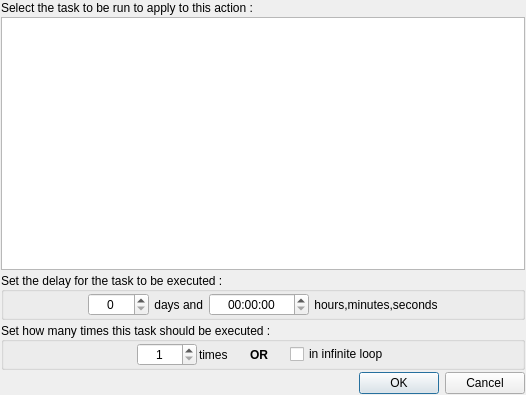
AmirHammouteneEI/ScheduledPasteAndKeys, file ui/createactiondialogs/CreateRunningOtherTaskActionDialog.ui: the form before one commit.
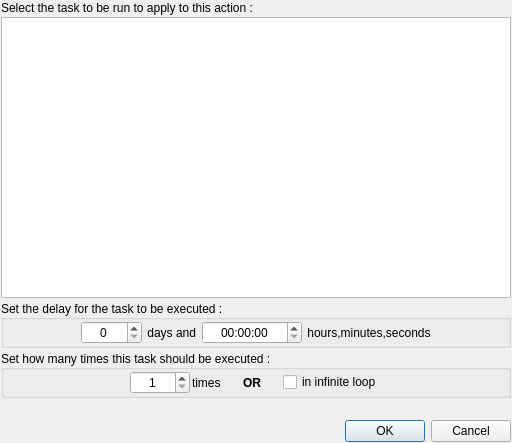
The form after the commit. Custom widgets are drawn as their Qt base class.

```diff
--- a/ui/createactiondialogs/CreateRunningOtherTaskActionDialog.ui
+++ b/ui/createactiondialogs/CreateRunningOtherTaskActionDialog.ui
@@ -6,8 +6,8 @@
    <rect>
     <x>0</x>
     <y>0</y>
-    <width>526</width>
-    <height>395</height>
+    <width>512</width>
+    <height>443</height>
    </rect>
   </property>
   <property name="windowTitle">
@@ -355,6 +355,22 @@
      </layout>
     </widget>
    </item>
+   <item>
+    <spacer name="verticalSpacer">
+     <property name="orientation">
+      <enum>Qt::Orientation::Vertical</enum>
+     </property>
+     <property name="sizeType">
+      <enum>QSizePolicy::Policy::Fixed</enum>
+     </property>
+     <property name="sizeHint" stdset="0">
+      <size>
+       <width>20</width>
+       <height>20</height>
+      </size>
+     </property>
+    </spacer>
+   </item>
    <item>
     <widget class="QDialogButtonBox" name="buttonBox">
      <property name="orientation">
@@ -368,6 +384,11 @@
   </layout>
  </widget>
  <customwidgets>
+  <customwidget>
+   <class>NoFocusCellTableWidget</class>
+   <extends>QTableWidget</extends>
+   <header location="global">ui/CustomPrimaryWidgets.h</header>
+  </customwidget>
   <customwidget>
    <class>NoWheelFocusSpinBox</class>
    <extends>QSpinBox</extends>
@@ -378,11 +399,6 @@
    <extends>QTimeEdit</extends>
    <header location="global">ui/CustomPrimaryWidgets.h</header>
   </customwidget>
-  <customwidget>
-   <class>NoFocusCellTableWidget</class>
-   <extends>QTableWidget</extends>
-   <header location="global">ui/CustomPrimaryWidgets.h</header>
-  </customwidget>
  </customwidgets>
  <resources/>
  <connections>
```
